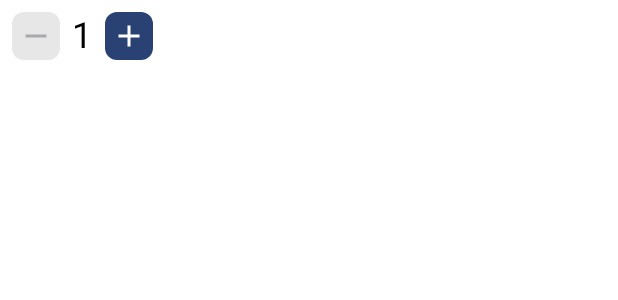
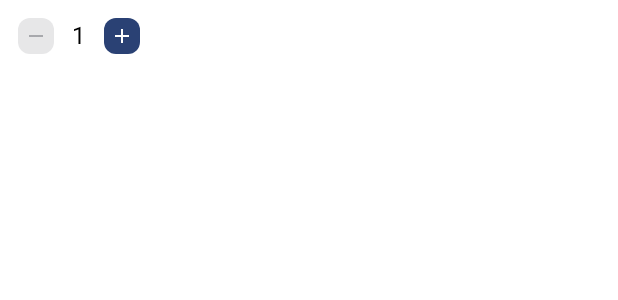
Before and after one commit to Zaed-solutions/Khana, an Android app built with Jetpack Compose: the @Preview function ItemQuantityControllerPreview, on a phone screen of 412 x 824 dp. Shown: the top 300 px of the screen. Run offline under Robolectric (Android 15) with nearby library versions, the phone set to English and light mode, and no system bars.

Commit message:
feat/#8/implement_cart_screen: Adjusted cart screen ui components appearances

```diff
--- a/app/src/main/java/org/zaed/khana/MainActivity.kt
+++ b/app/src/main/java/org/zaed/khana/MainActivity.kt
@@ -8,6 +8,7 @@ import androidx.compose.material3.Text
 import androidx.compose.runtime.Composable
 import androidx.compose.ui.Modifier
 import androidx.compose.ui.tooling.preview.Preview
+import org.zaed.khana.presentation.cart.CartScreen
 import org.zaed.khana.presentation.theme.KhanaTheme
 import org.zaed.khana.presentation.wishlist.WishlistScreen
 
@@ -17,7 +18,7 @@ class MainActivity : ComponentActivity() {
         enableEdgeToEdge()
         setContent {
             KhanaTheme {
-                WishlistScreen(onBackPressed = { /*TODO*/ }, onNavigateToProductDetails = {})
+                CartScreen(onBackPressed = { /*TODO*/ }, onNavigateToCheckout = { /*TODO*/ })
             }
         }
     }
--- a/app/src/main/java/org/zaed/khana/presentation/cart/CartViewModel.kt
+++ b/app/src/main/java/org/zaed/khana/presentation/cart/CartViewModel.kt
@@ -18,9 +18,7 @@ class CartViewModel(
     val uiState = _uiState.asStateFlow()
 
     init {
-//        fetchCurrentUser()
-        fetchUserCartItems()
-        fetchDeliveryFee()
+        fetchCurrentUser()
     }
 
     private fun fetchCurrentUser(){
--- a/app/src/main/java/org/zaed/khana/presentation/cart/components/ItemQuantityController.kt
+++ b/app/src/main/java/org/zaed/khana/presentation/cart/components/ItemQuantityController.kt
@@ -1,10 +1,9 @@
 package org.zaed.khana.presentation.cart.components
 
-import androidx.compose.foundation.layout.Arrangement
 import androidx.compose.foundation.layout.PaddingValues
 import androidx.compose.foundation.layout.Row
 import androidx.compose.foundation.layout.heightIn
-import androidx.compose.foundation.layout.padding
+import androidx.compose.foundation.layout.size
 import androidx.compose.foundation.layout.widthIn
 import androidx.compose.material.icons.Icons
 import androidx.compose.material.icons.filled.Add
@@ -18,7 +17,6 @@ import androidx.compose.ui.Alignment
 import androidx.compose.ui.Modifier
 import androidx.compose.ui.tooling.preview.Preview
 import androidx.compose.ui.unit.dp
-import androidx.compose.ui.unit.sp
 import org.zaed.khana.presentation.theme.KhanaTheme
 
 @Composable
@@ -29,6 +27,7 @@ fun ItemQuantityController(
     onDecrementQuantity: () -> Unit,
 ) {
     Row(
+        modifier = modifier,
         verticalAlignment = Alignment.CenterVertically,
     ) {
         Button(
@@ -36,18 +35,30 @@ fun ItemQuantityController(
             enabled = quantity != 1,
             contentPadding = PaddingValues(4.dp),
             shape = MaterialTheme.shapes.small,
-            modifier = Modifier.widthIn(24.dp).heightIn(24.dp)
+            modifier = Modifier
+                .widthIn(24.dp)
+                .heightIn(24.dp)
         ) {
-            Icon(imageVector = Icons.Default.Remove, contentDescription = "decrement quantity")
+            Icon(
+                imageVector = Icons.Default.Remove,
+                contentDescription = "decrement quantity",
+                modifier = Modifier.size(16.dp)
+            )
         }
-        Text(text = "$quantity", fontSize = 24.sp)
+        Text(text = "$quantity")
         Button(
             onClick = { onIncrementQuantity() },
             contentPadding = PaddingValues(4.dp),
             shape = MaterialTheme.shapes.small,
-            modifier = Modifier.widthIn(24.dp).heightIn(24.dp)
+            modifier = Modifier
+                .widthIn(24.dp)
+                .heightIn(24.dp)
         ) {
-            Icon(imageVector = Icons.Default.Add, contentDescription = "increment quantity")
+            Icon(
+                imageVector = Icons.Default.Add,
+                contentDescription = "increment quantity",
+                modifier = Modifier.size(16.dp)
+            )
         }
     }
 }
--- a/app/src/main/java/org/zaed/khana/presentation/wishlist/WishlistViewModel.kt
+++ b/app/src/main/java/org/zaed/khana/presentation/wishlist/WishlistViewModel.kt
@@ -20,13 +20,13 @@ class WishlistViewModel(
 
     init {
         fetchCurrentUser()
-        getWishlistedProducts()
     }
 
     private fun fetchCurrentUser(){
         viewModelScope.launch {
             authRepo.getSignedInUser().onSuccessWithData { user ->
                 _uiState.update { it.copy(currentUser = user) }
+                getWishlistedProducts()
             }.onFailure {
                 Log.e("WishlistViewModel:fetchCurrentUser", it.userMessage)
             }
```
Also changed, not shown: app/src/main/java/org/zaed/khana/presentation/cart/CartScreen.kt (+6 -2 lines), app/src/main/java/org/zaed/khana/presentation/cart/components/CartItem.kt (+19 -8 lines).
